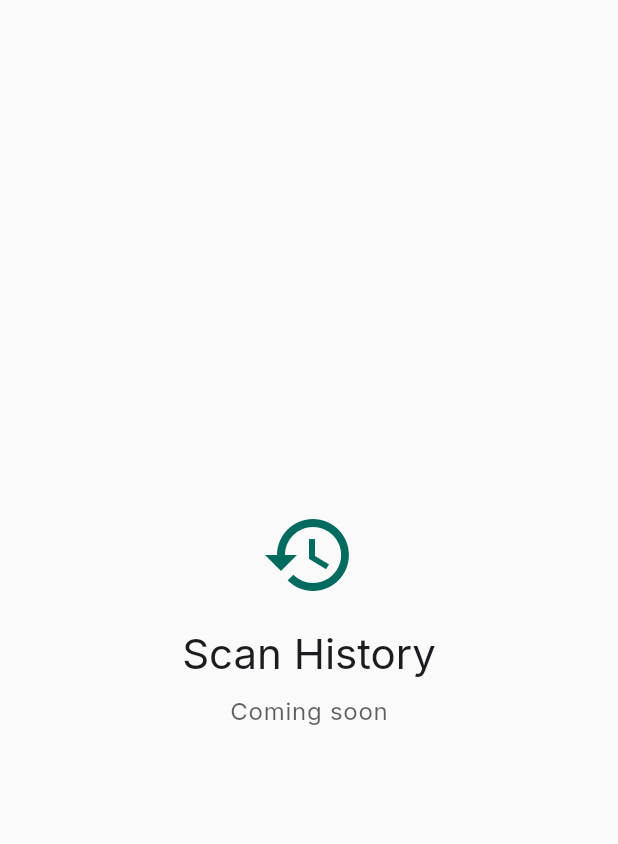
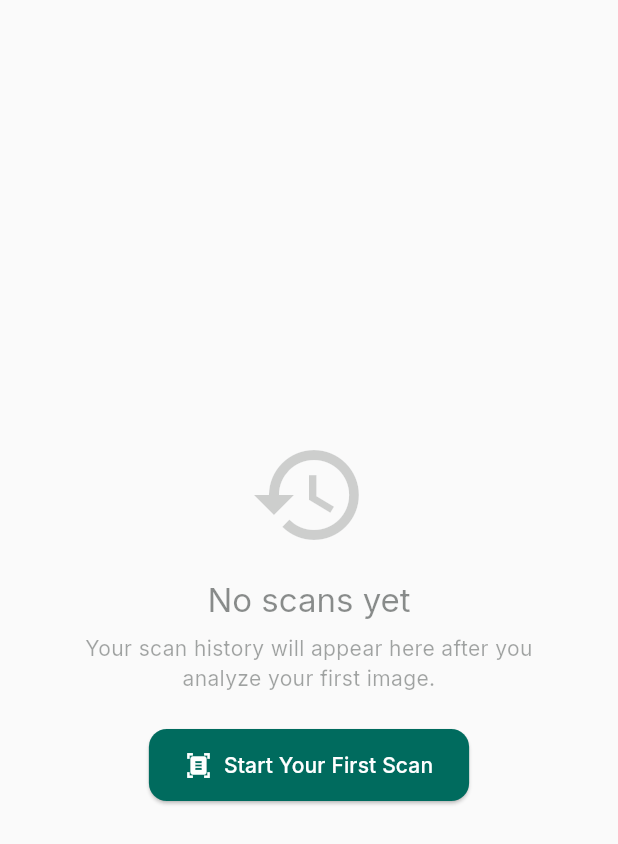
Before and after one commit to Josh7511/skin-cancer-detector, a Flutter app: the HistoryScreen widget shown alone on an empty page, opened directly, on a phone screen of 412 x 824 dp. Shown: the top 844 px of the screen. Run offline on Flutter 3.47's test engine with Material 3 defaults, Android fonts, the phone set to English and light mode, and no system bars; our stand-ins replace google_fonts, image_picker, percent_indicator, shared_preferences; accounts and stored records are empty.

Commit message:
feat: build history screen with scan cards and local persistence
- Build history screen with list of past scans using ScanCard widgets
- Add empty state with illustration and Start Your First Scan CTA
- Add scan count header with Clear History button and confirmation dialog
- Add ScanCard widget showing verdict, confidence badge, date, and risk icon
- Tap any card to navigate to full ResultsScreen for that scan
- History persists across page refreshes via SharedPreferences

```diff
--- a/frontend/lib/screens/history_screen.dart
+++ b/frontend/lib/screens/history_screen.dart
@@ -1,9 +1,16 @@
 import 'package:flutter/material.dart';
+import 'package:provider/provider.dart';
 
-/// The history screen displaying past scan results.
+import '../providers/history_provider.dart';
+import '../widgets/scan_card.dart';
+import 'app_shell.dart';
+import 'results_screen.dart';
+
+/// Screen displaying a list of past scan results.
 ///
-/// Will show a list of previous analyses with thumbnails,
-/// verdicts, and confidence scores. Full implementation in a later PR.
+/// Results are loaded from [HistoryProvider], which persists data
+/// to local storage via [SharedPreferences]. When the backend is
+/// connected, this will also pull from Firestore.
 class HistoryScreen extends StatelessWidget {
   /// Creates a [HistoryScreen] widget.
   const HistoryScreen({super.key});
@@ -11,30 +18,143 @@ class HistoryScreen extends StatelessWidget {
   @override
   Widget build(BuildContext context) {
     final theme = Theme.of(context);
+    final historyProvider = context.watch<HistoryProvider>();
 
+    // Loading state.
+    if (historyProvider.isLoading) {
+      return const Center(child: CircularProgressIndicator());
+    }
+
+    // Empty state.
+    if (historyProvider.isEmpty) {
+      return _buildEmptyState(context, theme);
+    }
+
+    // Results list.
+    return Column(
+      children: [
+        // Header with clear button.
+        Padding(
+          padding: const EdgeInsets.fromLTRB(24, 16, 12, 0),
+          child: Row(
+            children: [
+              Text(
+                '${historyProvider.results.length} '
+                '${historyProvider.results.length == 1 ? 'scan' : 'scans'}',
+                style: theme.textTheme.bodyMedium?.copyWith(
+                  color: theme.colorScheme.onSurface.withValues(alpha: 0.6),
+                ),
+              ),
+              const Spacer(),
+              TextButton.icon(
+                onPressed: () => _confirmClear(context, historyProvider),
+                icon: const Icon(Icons.delete_outline, size: 18),
+                label: const Text('Clear'),
+                style: TextButton.styleFrom(
+                  foregroundColor: theme.colorScheme.error,
+                ),
+              ),
+            ],
+          ),
+        ),
+
+        // List.
+        Expanded(
+          child: ListView.separated(
+            padding: const EdgeInsets.fromLTRB(16, 8, 16, 24),
+            itemCount: historyProvider.results.length,
+            separatorBuilder: (_, __) => const SizedBox(height: 8),
+            itemBuilder: (context, index) {
+              final result = historyProvider.results[index];
+              return ScanCard(
+                result: result,
+                onTap: () {
+                  Navigator.of(context).push(
+                    MaterialPageRoute<void>(
+                      builder: (_) => ResultsScreen(result: result),
+                    ),
+                  );
+                },
+              );
+            },
+          ),
+        ),
+      ],
+    );
+  }
+
+  Widget _buildEmptyState(BuildContext context, ThemeData theme) {
     return Center(
+      child: Padding(
+        padding: const EdgeInsets.all(32),
         child: Column(
           mainAxisAlignment: MainAxisAlignment.center,
           children: [
             Icon(
               Icons.history,
-            size: 64,
-            color: theme.colorScheme.primary,
+              size: 80,
+              color: theme.colorScheme.onSurface.withValues(alpha: 0.2),
             ),
             const SizedBox(height: 16),
             Text(
-            'Scan History',
-            style: theme.textTheme.headlineMedium,
+              'No scans yet',
+              style: theme.textTheme.titleLarge?.copyWith(
+                color: theme.colorScheme.onSurface.withValues(alpha: 0.5),
+              ),
             ),
             const SizedBox(height: 8),
             Text(
-            'Coming soon',
-            style: theme.textTheme.bodyLarge?.copyWith(
-              color: theme.colorScheme.onSurface.withValues(alpha: 0.7),
+              'Your scan history will appear here after '
+              'you analyze your first image.',
+              style: theme.textTheme.bodyMedium?.copyWith(
+                color: theme.colorScheme.onSurface.withValues(alpha: 0.4),
               ),
+              textAlign: TextAlign.center,
+            ),
+            const SizedBox(height: 24),
+            ElevatedButton.icon(
+              onPressed: () =>
+                  AppShell.switchTab(context, AppShell.scanTab),
+              icon: const Icon(Icons.document_scanner),
+              label: const Text('Start Your First Scan'),
             ),
           ],
         ),
+      ),
+    );
+  }
+
+  void _confirmClear(
+    BuildContext context,
+    HistoryProvider historyProvider,
+  ) {
+    showDialog<void>(
+      context: context,
+      builder: (dialogContext) {
+        return AlertDialog(
+          title: const Text('Clear History'),
+          content: const Text(
+            'Are you sure you want to delete all scan history? '
+            'This action cannot be undone.',
+          ),
+          actions: [
+            TextButton(
+              onPressed: () => Navigator.of(dialogContext).pop(),
+              child: const Text('Cancel'),
+            ),
+            TextButton(
+              onPressed: () {
+                historyProvider.clearHistory();
+                Navigator.of(dialogContext).pop();
+              },
+              style: TextButton.styleFrom(
+                foregroundColor: Theme.of(context).colorScheme.error,
+              ),
+              child: const Text('Clear'),
+            ),
+          ],
+        );
+      },
     );
   }
 }
```
Also changed, not shown: frontend/lib/widgets/scan_card.dart (added, +142 -0 lines). Lines whose indentation alone changed are shown as unchanged.
